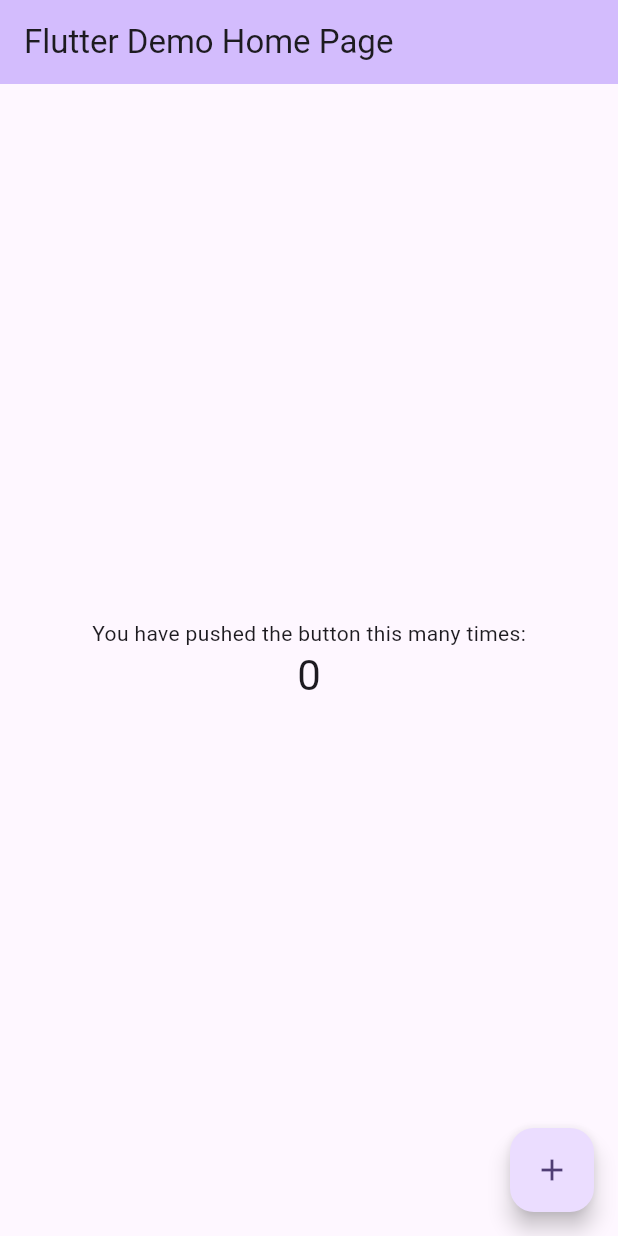
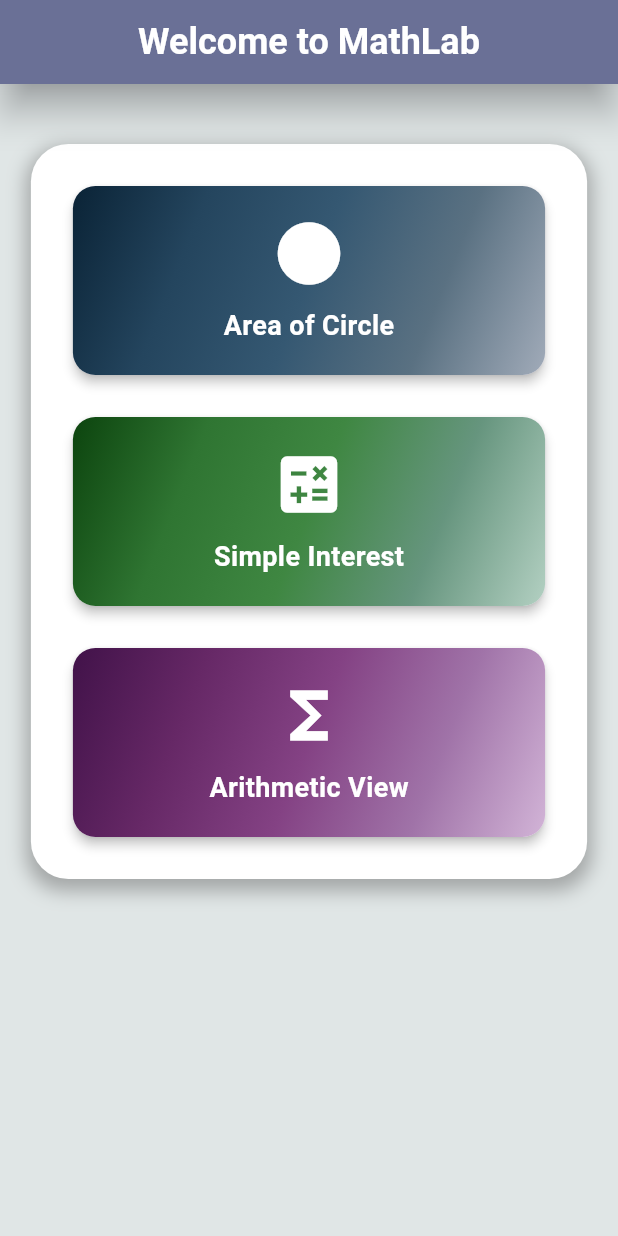
Before and after one commit to dilasha-ghimire/MathLab, a Flutter app: the screen it shows after launch, on a phone screen of 412 x 824 dp. Run offline on Flutter 3.47's test engine with Material 3 defaults, Android fonts, the phone set to English and light mode, and no system bars.

Commit message:
Dashboard complete

```diff
--- /dev/null
+++ b/lib/app.dart
@@ -0,0 +1,14 @@
+import 'package:mathlab/view/dashboard_view.dart';
+import 'package:flutter/material.dart';
+
+class MyApp extends StatelessWidget {
+  const MyApp({super.key});
+
+  @override
+  Widget build(BuildContext context) {
+    return const MaterialApp(
+      debugShowCheckedModeBanner: false,
+      home: DashboardView(),
+    );
+  }
+}
--- a/lib/main.dart
+++ b/lib/main.dart
@@ -1,125 +1,8 @@
+import 'package:mathlab/app.dart';
 import 'package:flutter/material.dart';
 
 void main() {
-  runApp(const MyApp());
+  runApp(
+    const MyApp(),
+  );
 }
-
-class MyApp extends StatelessWidget {
-  const MyApp({super.key});
-
-  // This widget is the root of your application.
-  @override
-  Widget build(BuildContext context) {
-    return MaterialApp(
-      title: 'Flutter Demo',
-      theme: ThemeData(
-        // This is the theme of your application.
-        //
-        // TRY THIS: Try running your application with "flutter run". You'll see
-        // the application has a purple toolbar. Then, without quitting the app,
-        // try changing the seedColor in the colorScheme below to Colors.green
-        // and then invoke "hot reload" (save your changes or press the "hot
-        // reload" button in a Flutter-supported IDE, or press "r" if you used
-        // the command line to start the app).
-        //
-        // Notice that the counter didn't reset back to zero; the application
-        // state is not lost during the reload. To reset the state, use hot
-        // restart instead.
-        //
-        // This works for code too, not just values: Most code changes can be
-        // tested with just a hot reload.
-        colorScheme: ColorScheme.fromSeed(seedColor: Colors.deepPurple),
-        useMaterial3: true,
-      ),
-      home: const MyHomePage(title: 'Flutter Demo Home Page'),
-    );
-  }
-}
-
-class MyHomePage extends StatefulWidget {
-  const MyHomePage({super.key, required this.title});
-
-  // This widget is the home page of your application. It is stateful, meaning
-  // that it has a State object (defined below) that contains fields that affect
-  // how it looks.
-
-  // This class is the configuration for the state. It holds the values (in this
-  // case the title) provided by the parent (in this case the App widget) and
-  // used by the build method of the State. Fields in a Widget subclass are
-  // always marked "final".
-
-  final String title;
-
-  @override
-  State<MyHomePage> createState() => _MyHomePageState();
-}
-
-class _MyHomePageState extends State<MyHomePage> {
-  int _counter = 0;
-
-  void _incrementCounter() {
-    setState(() {
-      // This call to setState tells the Flutter framework that something has
-      // changed in this State, which causes it to rerun the build method below
-      // so that the display can reflect the updated values. If we changed
-      // _counter without calling setState(), then the build method would not be
-      // called again, and so nothing would appear to happen.
-      _counter++;
-    });
-  }
-
-  @override
-  Widget build(BuildContext context) {
-    // This method is rerun every time setState is called, for instance as done
-    // by the _incrementCounter method above.
-    //
-    // The Flutter framework has been optimized to make rerunning build methods
-    // fast, so that you can just rebuild anything that needs updating rather
-    // than having to individually change instances of widgets.
-    return Scaffold(
-      appBar: AppBar(
-        // TRY THIS: Try changing the color here to a specific color (to
-        // Colors.amber, perhaps?) and trigger a hot reload to see the AppBar
-        // change color while the other colors stay the same.
-        backgroundColor: Theme.of(context).colorScheme.inversePrimary,
-        // Here we take the value from the MyHomePage object that was created by
-        // the App.build method, and use it to set our appbar title.
-        title: Text(widget.title),
-      ),
-      body: Center(
-        // Center is a layout widget. It takes a single child and positions it
-        // in the middle of the parent.
-        child: Column(
-          // Column is also a layout widget. It takes a list of children and
-          // arranges them vertically. By default, it sizes itself to fit its
-          // children horizontally, and tries to be as tall as its parent.
-          //
-          // Column has various properties to control how it sizes itself and
-          // how it positions its children. Here we use mainAxisAlignment to
-          // center the children vertically; the main axis here is the vertical
-          // axis because Columns are vertical (the cross axis would be
-          // horizontal).
-          //
-          // TRY THIS: Invoke "debug painting" (choose the "Toggle Debug Paint"
-          // action in the IDE, or press "p" in the console), to see the
-          // wireframe for each widget.
-          mainAxisAlignment: MainAxisAlignment.center,
-          children: <Widget>[
-            const Text(
-              'You have pushed the button this many times:',
-            ),
-            Text(
-              '$_counter',
-              style: Theme.of(context).textTheme.headlineMedium,
-            ),
-          ],
-        ),
-      ),
-      floatingActionButton: FloatingActionButton(
-        onPressed: _incrementCounter,
-        tooltip: 'Increment',
-        child: const Icon(Icons.add),
-      ), // This trailing comma makes auto-formatting nicer for build methods.
-    );
-  }
-}
--- /dev/null
+++ b/lib/view/dashboard_view.dart
@@ -0,0 +1,220 @@
+import 'package:mathlab/view/arithmetic_view.dart';
+import 'package:mathlab/view/simple_interest_view.dart';
+import 'package:mathlab/view/area_of_circle_view.dart';
+import 'package:flutter/material.dart';
+
+class DashboardView extends StatelessWidget {
+  const DashboardView({super.key});
+
+  @override
+  Widget build(BuildContext context) {
+    return Scaffold(
+      appBar: AppBar(
+        title: const Text(
+          'Welcome to MathLab',
+          style: TextStyle(
+            fontSize: 24,
+            fontWeight: FontWeight.bold,
+            color: Colors.white,
+            fontFamily: 'Roboto',
+          ),
+        ),
+        centerTitle: true,
+        elevation: 10,
+        backgroundColor: const Color.fromARGB(255, 106, 117, 148),
+        shadowColor: const Color.fromARGB(255, 3, 1, 22),
+      ),
+      backgroundColor: const Color.fromARGB(255, 224, 230, 230),
+      body: SingleChildScrollView(
+        child: Column(
+          children: [
+            const SizedBox(height: 40),
+            Center(
+              child: Container(
+                width: MediaQuery.of(context).size.width * 0.9,
+                // the width is measured from the ratio of the screen
+                // (currently covers 9/10)
+                padding: const EdgeInsets.all(16.0),
+                decoration: BoxDecoration(
+                  color: Colors.white,
+                  borderRadius: BorderRadius.circular(25.0),
+                  boxShadow: [
+                    BoxShadow(
+                      color: const Color.fromARGB(255, 22, 18, 18)
+                          .withOpacity(0.3),
+                      spreadRadius: 3,
+                      blurRadius: 10,
+                      offset: const Offset(0, 5),
+                    ),
+                  ],
+                ),
+                child: ListView(
+                  shrinkWrap: true,
+                  physics: const NeverScrollableScrollPhysics(),
+                  padding: const EdgeInsets.all(8.0),
+                  children: [
+                    // Area of Circle Card
+                    Card(
+                      shape: RoundedRectangleBorder(
+                        borderRadius: BorderRadius.circular(15.0),
+                      ),
+                      elevation: 3,
+                      child: InkWell(
+                        onTap: () {
+                          Navigator.push(
+                            context,
+                            MaterialPageRoute(
+                                builder: (context) => const AreaOfCircleView()),
+                          );
+                        },
+                        child: Container(
+                          padding: const EdgeInsets.symmetric(
+                              vertical: 20, horizontal: 10),
+                          decoration: BoxDecoration(
+                            gradient: const LinearGradient(
+                              colors: [
+                                Color.fromARGB(255, 10, 35, 54),
+                                Color.fromARGB(255, 36, 69, 94),
+                                Color.fromARGB(255, 53, 88, 114),
+                                Color.fromARGB(255, 90, 113, 130),
+                                Color.fromARGB(255, 161, 171, 185)
+                              ],
+                              begin: Alignment.topLeft,
+                              end: Alignment.bottomRight,
+                            ),
+                            borderRadius: BorderRadius.circular(15.0),
+                          ),
+                          child: const Column(
+                            mainAxisAlignment: MainAxisAlignment.center,
+                            children: [
+                              Icon(Icons.circle, size: 50, color: Colors.white),
+                              SizedBox(height: 10),
+                              Text(
+                                'Area of Circle',
+                                style: TextStyle(
+                                  fontSize: 18,
+                                  fontWeight: FontWeight.bold,
+                                  color: Colors.white,
+                                ),
+                              ),
+                            ],
+                          ),
+                        ),
+                      ),
+                    ),
+                    const SizedBox(height: 20),
+
+                    // Simple Interest Card
+                    Card(
+                      shape: RoundedRectangleBorder(
+                        borderRadius: BorderRadius.circular(15.0),
+                      ),
+                      elevation: 3,
+                      child: InkWell(
+                        onTap: () {
+                          Navigator.push(
+                            context,
+                            MaterialPageRoute(
+                                builder: (context) =>
+                                    const SimpleInterestView()),
+                          );
+                        },
+                        child: Container(
+                          padding: const EdgeInsets.symmetric(
+                              vertical: 20, horizontal: 10),
+                          decoration: BoxDecoration(
+                            gradient: const LinearGradient(
+                              colors: [
+                                Color.fromARGB(255, 12, 68, 14),
+                                Color.fromARGB(255, 47, 117, 50),
+                                Color.fromARGB(255, 63, 135, 66),
+                                Color.fromARGB(255, 102, 149, 126),
+                                Color.fromARGB(255, 179, 208, 194)
+                              ],
+                              begin: Alignment.topLeft,
+                              end: Alignment.bottomRight,
+                            ),
+                            borderRadius: BorderRadius.circular(15.0),
+                          ),
+                          child: const Column(
+                            mainAxisAlignment: MainAxisAlignment.center,
+                            children: [
+                              Icon(Icons.calculate,
+                                  size: 50, color: Colors.white),
+                              SizedBox(height: 10),
+                              Text(
+                                'Simple Interest',
+                                style: TextStyle(
+                                  fontSize: 18,
+                                  fontWeight: FontWeight.bold,
+                                  color: Colors.white,
+                                ),
+                              ),
+                            ],
+                          ),
+                        ),
+                      ),
+                    ),
+                    const SizedBox(height: 20),
+
+                    // Arithmetic View Card
+                    Card(
+                      shape: RoundedRectangleBorder(
+                        borderRadius: BorderRadius.circular(15.0),
+                      ),
+                      elevation: 3,
+                      child: InkWell(
+                        onTap: () {
+                          Navigator.push(
+                            context,
+                            MaterialPageRoute(
+                                builder: (context) => const ArithmeticView()),
+                          );
+                        },
+                        child: Container(
+                          padding: const EdgeInsets.symmetric(
+                              vertical: 20, horizontal: 10),
+                          decoration: BoxDecoration(
+                            gradient: const LinearGradient(
+                              colors: [
+                                Color.fromARGB(255, 65, 18, 73),
+                                Color.fromARGB(255, 102, 40, 102),
+                                Color.fromARGB(255, 132, 66, 132),
+                                Color.fromARGB(255, 160, 115, 168),
+                                Color.fromARGB(255, 210, 180, 215)
+                              ],
+                              begin: Alignment.topLeft,
+                              end: Alignment.bottomRight,
+                            ),
+                            borderRadius: BorderRadius.circular(15.0),
+                          ),
+                          child: const Column(
+                            mainAxisAlignment: MainAxisAlignment.center,
+                            children: [
+                              Icon(Icons.functions,
+                                  size: 50, color: Colors.white),
+                              SizedBox(height: 10),
+                              Text(
+                                'Arithmetic View',
+                                style: TextStyle(
+                                  fontSize: 18,
+                                  fontWeight: FontWeight.bold,
+                                  color: Colors.white,
+                                ),
+                              ),
+                            ],
+                          ),
+                        ),
+                      ),
+                    ),
+                  ],
+                ),
+              ),
+            ),
+            const SizedBox(height: 30), // Gap below the box
+          ],
+        ),
+      ),
+    );
+  }
+}
```
Also changed, not shown: lib/view/area_of_circle_view.dart (added, +10 -0 lines), lib/view/arithmetic_view.dart (added, +125 -0 lines), lib/view/simple_interest_view.dart (added, +10 -0 lines), 2 other files.
